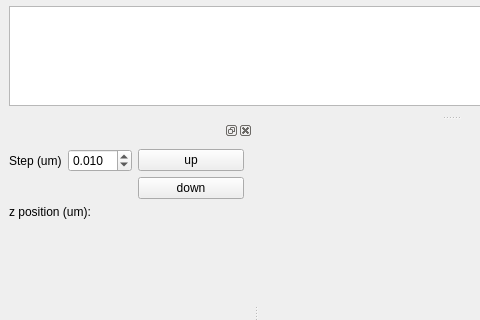
fbarho/qudi-cbs, file gui/focus/ui_focus.ui: the form before one commit; both pictures show x 0 to 480 and y 90 to 410 of the 902 by 890 pixel window.
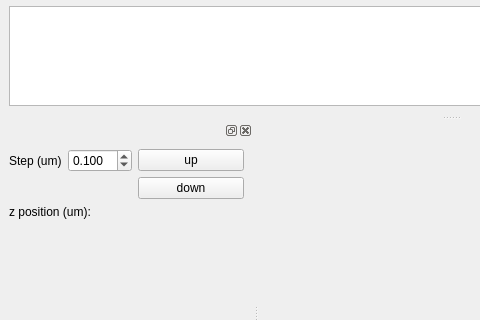
The form after the commit. Custom widgets are drawn as their Qt base class.

Commit message: reimplemented close function for focus gui

Patch:
```diff
--- a/gui/focus/ui_focus.ui
+++ b/gui/focus/ui_focus.ui
@@ -87,7 +87,7 @@
             <double>0.010000000000000</double>
            </property>
            <property name="value">
-            <double>0.010000000000000</double>
+            <double>0.100000000000000</double>
            </property>
           </widget>
          </item>
```
Left out of the diff: 8 changed lines with no effect on the pictures. The commit also changes 1 other file.
